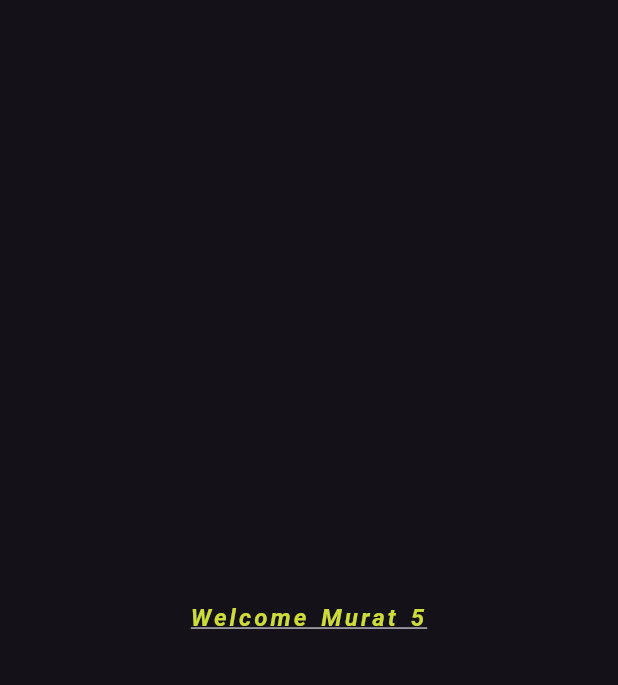
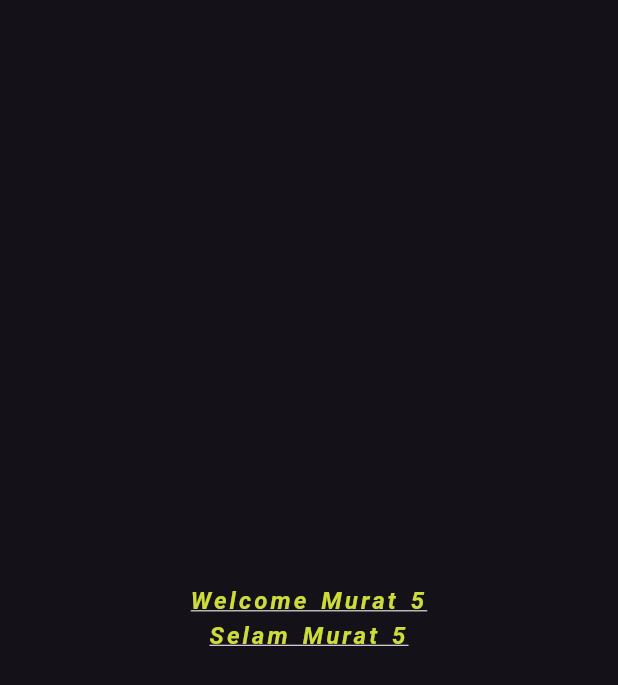
Before and after one commit to muratalarcin/Flutter_Learn, a Flutter app: the screen it shows after launch, on a phone screen of 412 x 824 dp. Shown: the top 685 px of the screen. Run offline on Flutter 3.47's test engine with Material 3 defaults, Android fonts, the phone set to English and light mode, and no system bars.

Commit message:
Style fonks

```diff
--- a/lib/101/text_learn.dart
+++ b/lib/101/text_learn.dart
@@ -15,17 +15,28 @@ class TextLearnView extends StatelessWidget {
             maxLines: 2,
             overflow: TextOverflow.ellipsis,
             textAlign: TextAlign.right,
-            style: const TextStyle(
-                wordSpacing: 2,
-                decoration: TextDecoration.underline,
-                fontSize: 16,
-                fontStyle: FontStyle.italic,
-                letterSpacing: 2,
-                color: Colors.lime,
-                fontWeight: FontWeight.w600),
+            style: ProjectStyles.welcomeStyle,
+          ),
+          Text(
+            'Selam $name ${name.length}',
+            maxLines: 2,
+            overflow: TextOverflow.ellipsis,
+            textAlign: TextAlign.right,
+            style: ProjectStyles.welcomeStyle,
           ),
         ],
       )),
     );
   }
 }
+
+class ProjectStyles {
+  static TextStyle welcomeStyle = const TextStyle(
+      wordSpacing: 2,
+      decoration: TextDecoration.underline,
+      fontSize: 16,
+      fontStyle: FontStyle.italic,
+      letterSpacing: 2,
+      color: Colors.lime,
+      fontWeight: FontWeight.w600);
+}
```
